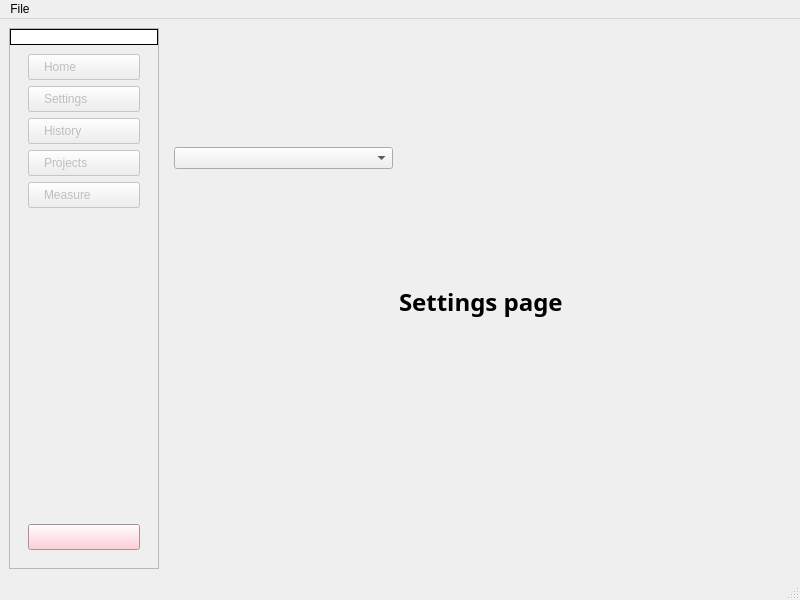
Before: the Qt Designer form mainwindow.ui in coffee247/CAPSTONE_2021, drawn with Qt 5.
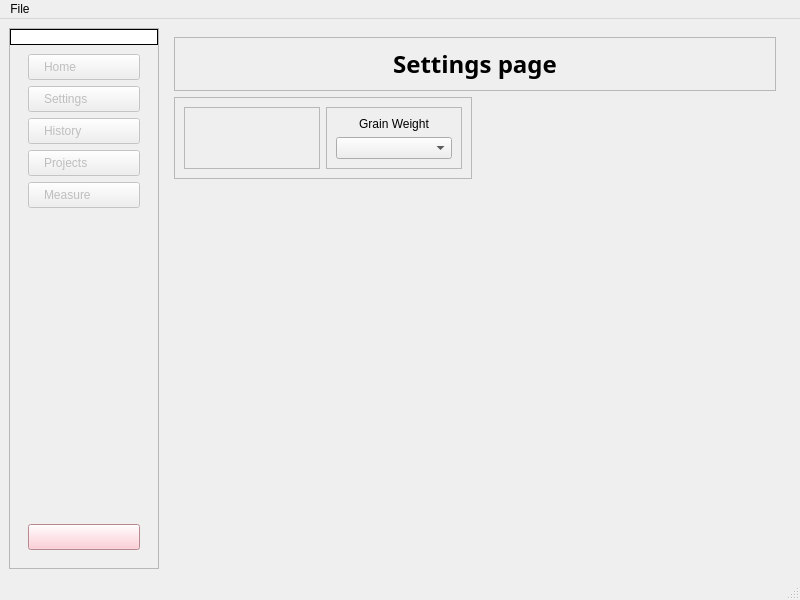
After: the same form once the commit is applied. Icons and pictures are not drawn.

Commit message: Add QSortProxyModel for sorted display of data in GrainsListView

Diff of the .ui file:
```diff
--- a/mainwindow.ui
+++ b/mainwindow.ui
@@ -430,25 +430,19 @@
         </widget>
         <widget class="QWidget" name="page">
          <layout class="QGridLayout" name="gridLayout_3">
-          <item row="0" column="3">
-           <spacer name="horizontalSpacer_3">
+          <item row="3" column="0">
+           <spacer name="verticalSpacer_4">
             <property name="orientation">
-             <enum>Qt::Horizontal</enum>
+             <enum>Qt::Vertical</enum>
             </property>
             <property name="sizeHint" stdset="0">
              <size>
-              <width>327</width>
-              <height>20</height>
+              <width>20</width>
+              <height>237</height>
              </size>
             </property>
            </spacer>
           </item>
-          <item row="0" column="1">
-           <widget class="QComboBox" name="GrainscomboBox"/>
-          </item>
-          <item row="1" column="4">
-           <layout class="QHBoxLayout" name="horizontalLayout_2"/>
-          </item>
           <item row="0" column="0" rowspan="2">
            <widget class="QFrame" name="frame">
             <property name="sizePolicy">
@@ -478,6 +472,9 @@
                  <height>16777215</height>
                 </size>
                </property>
+               <property name="autoFillBackground">
+                <bool>true</bool>
+               </property>
               </widget>
              </item>
              <item row="0" column="0" colspan="2">
@@ -523,30 +520,20 @@
             </layout>
            </widget>
           </item>
-          <item row="2" column="3">
-           <widget class="QTableView" name="powdersTableView"/>
-          </item>
-          <item row="2" column="0">
-           <spacer name="verticalSpacer_4">
-            <property name="orientation">
-             <enum>Qt::Vertical</enum>
-            </property>
-            <property name="sizeHint" stdset="0">
-             <size>
-              <width>20</width>
-              <height>237</height>
-             </size>
-            </property>
-           </spacer>
-          </item>
           <item row="1" column="3">
+           <layout class="QHBoxLayout" name="horizontalLayout_2"/>
+          </item>
+          <item row="0" column="2">
            <widget class="QTableView" name="ballisticianTableView"/>
           </item>
+          <item row="2" column="2" rowspan="2">
+           <widget class="QTableView" name="powdersTableView"/>
+          </item>
          </layout>
         </widget>
         <widget class="QWidget" name="HomePage">
          <layout class="QGridLayout" name="gridLayout_7">
-          <item row="0" column="1">
+          <item row="4" column="0">
            <spacer name="verticalSpacer_5">
             <property name="orientation">
              <enum>Qt::Vertical</enum>
@@ -559,62 +546,106 @@
             </property>
            </spacer>
           </item>
-          <item row="1" column="0">
-           <spacer name="horizontalSpacer_5">
-            <property name="orientation">
-             <enum>Qt::Horizontal</enum>
+          <item row="0" column="0" colspan="2">
+           <widget class="QFrame" name="frame_5">
+            <property name="sizePolicy">
+             <sizepolicy hsizetype="MinimumExpanding" vsizetype="Fixed">
+              <horstretch>0</horstretch>
+              <verstretch>0</verstretch>
+             </sizepolicy>
             </property>
-            <property name="sizeHint" stdset="0">
+            <property name="minimumSize">
              <size>
-              <width>234</width>
-              <height>20</height>
+              <width>300</width>
+              <height>40</height>
              </size>
             </property>
-           </spacer>
-          </item>
-          <item row="1" column="1">
-           <widget class="QLabel" name="label_8">
-            <property name="font">
-             <font>
-              <family>Ubuntu Condensed</family>
-              <pointsize>18</pointsize>
-              <weight>75</weight>
-              <bold>true</bold>
-             </font>
+            <property name="frameShape">
+             <enum>QFrame::StyledPanel</enum>
             </property>
-            <property name="text">
-             <string>Settings page</string>
+            <property name="frameShadow">
+             <enum>QFrame::Raised</enum>
             </property>
+            <layout class="QGridLayout" name="gridLayout_11">
+             <item row="0" column="0">
+              <widget class="QLabel" name="label_8">
+               <property name="sizePolicy">
+                <sizepolicy hsizetype="Expanding" vsizetype="Expanding">
+                 <horstretch>0</horstretch>
+                 <verstretch>0</verstretch>
+                </sizepolicy>
+               </property>
+               <property name="font">
+                <font>
+                 <family>Ubuntu Condensed</family>
+                 <pointsize>18</pointsize>
+                 <weight>75</weight>
+                 <bold>true</bold>
+                </font>
+               </property>
+               <property name="text">
+                <string>Settings page</string>
+               </property>
+               <property name="alignment">
+                <set>Qt::AlignCenter</set>
+               </property>
+              </widget>
+             </item>
+            </layout>
            </widget>
           </item>
-          <item row="1" column="2">
-           <spacer name="horizontalSpacer_4">
-            <property name="orientation">
-             <enum>Qt::Horizontal</enum>
-            </property>
-            <property name="sizeHint" stdset="0">
+          <item row="3" column="0">
+           <widget class="QFrame" name="frame_6">
+            <property name="minimumSize">
              <size>
-              <width>233</width>
-              <height>20</height>
+              <width>0</width>
+              <height>40</height>
              </size>
             </property>
-           </spacer>
-          </item>
-          <item row="2" column="1">
-           <spacer name="verticalSpacer_6">
-            <property name="orientation">
-             <enum>Qt::Vertical</enum>
+            <property name="frameShape">
+             <enum>QFrame::StyledPanel</enum>
             </property>
-            <property name="sizeHint" stdset="0">
-             <size>
-              <width>20</width>
-              <height>236</height>
-             </size>
+            <property name="frameShadow">
+             <enum>QFrame::Raised</enum>
             </property>
-           </spacer>
-          </item>
-          <item row="0" column="0">
-           <widget class="QComboBox" name="testcomboBox"/>
+            <layout class="QGridLayout" name="gridLayout_12">
+             <item row="0" column="1">
+              <widget class="QFrame" name="frame_9">
+               <property name="frameShape">
+                <enum>QFrame::StyledPanel</enum>
+               </property>
+               <property name="frameShadow">
+                <enum>QFrame::Raised</enum>
+               </property>
+               <layout class="QVBoxLayout" name="verticalLayout_2">
+                <item>
+                 <widget class="QLabel" name="label_12">
+                  <property name="text">
+                   <string>Grain Weight</string>
+                  </property>
+                  <property name="alignment">
+                   <set>Qt::AlignCenter</set>
+                  </property>
+                 </widget>
+                </item>
+                <item>
+                 <widget class="QComboBox" name="grainsComboBox"/>
+                </item>
+               </layout>
+              </widget>
+             </item>
+             <item row="0" column="0">
+              <widget class="QFrame" name="frame_8">
+               <property name="frameShape">
+                <enum>QFrame::StyledPanel</enum>
+               </property>
+               <property name="frameShadow">
+                <enum>QFrame::Raised</enum>
+               </property>
+              </widget>
+             </item>
+            </layout>
+           </widget>
           </item>
          </layout>
         </widget>
@@ -833,6 +864,16 @@
         </widget>
        </widget>
       </item>
+      <item>
+       <widget class="QFrame" name="frame_7">
+        <property name="frameShape">
+         <enum>QFrame::StyledPanel</enum>
+        </property>
+        <property name="frameShadow">
+         <enum>QFrame::Raised</enum>
+        </property>
+       </widget>
+      </item>
      </layout>
     </item>
    </layout>
```
The commit also changes 8 other files.
